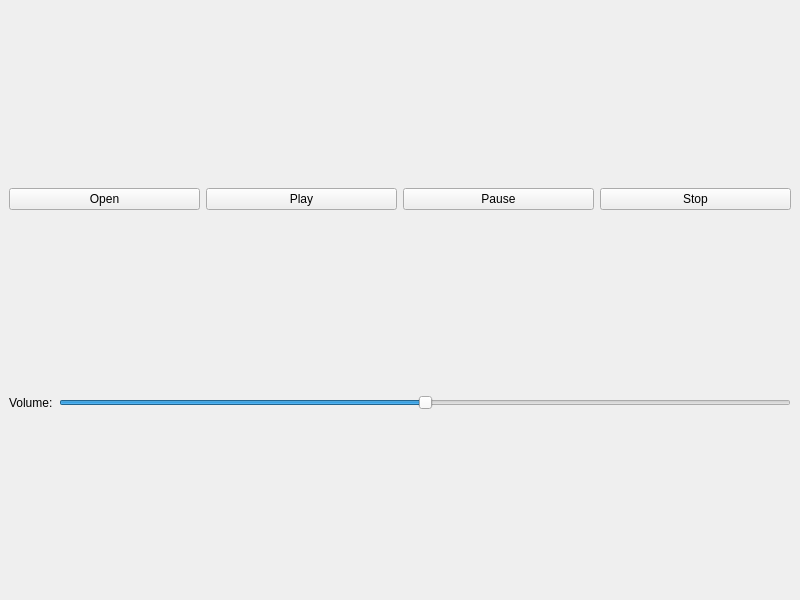
Above: mainwindow.ui from vegam05/kaplayer before the change. Below: the same form after it.
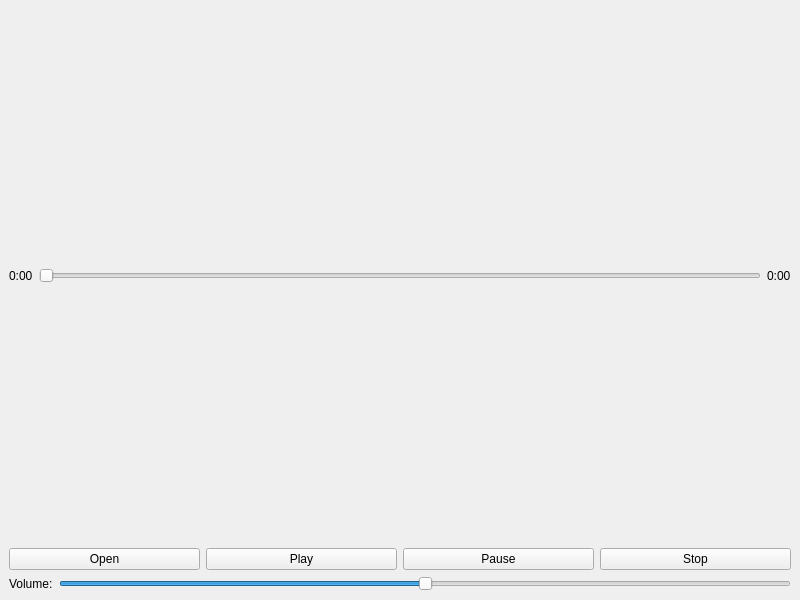
That is the form after the change.

Commit message: added position slider

Diff of the .ui file:
```diff
--- a/mainwindow.ui
+++ b/mainwindow.ui
@@ -20,6 +20,39 @@
       <layout class="QVBoxLayout" name="videoLayout"/>
     </item>
     
+    <!-- Position Slider and Time Labels -->
+    <item>
+      <layout class="QHBoxLayout" name="progressLayout">
+        <item>
+          <widget class="QLabel" name="currentTimeLabel">
+            <property name="text">
+              <string>0:00</string>
+            </property>
+            <property name="minimumWidth">
+              <number>50</number>
+            </property>
+          </widget>
+        </item>
+        <item>
+          <widget class="QSlider" name="positionSlider">
+            <property name="orientation">
+              <enum>Qt::Horizontal</enum>
+            </property>
+          </widget>
+        </item>
+        <item>
+          <widget class="QLabel" name="totalTimeLabel">
+            <property name="text">
+              <string>0:00</string>
+            </property>
+            <property name="minimumWidth">
+              <number>50</number>
+            </property>
+          </widget>
+        </item>
+      </layout>
+    </item>
+    
     <!-- Control Buttons -->
     <item>
       <layout class="QHBoxLayout" name="controlLayout">
```
The commit also changes 8 other files.
